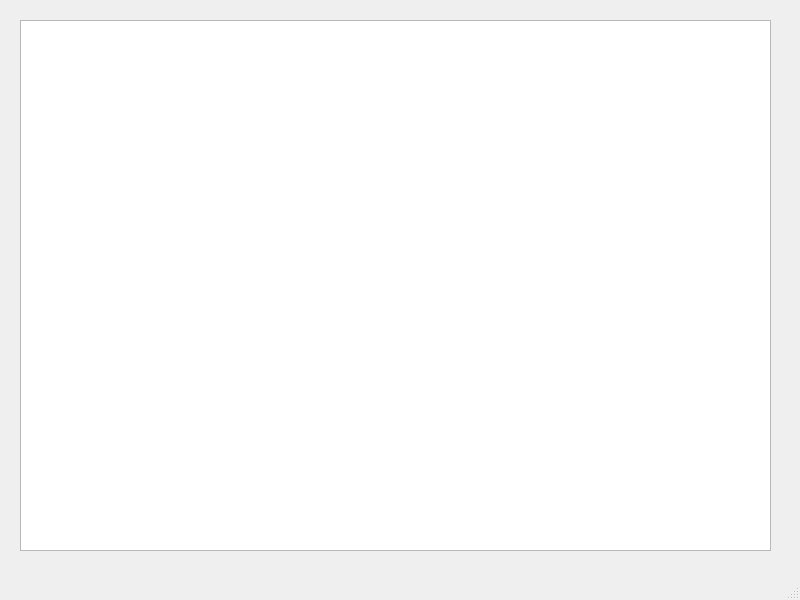
Above: Admin/graphresults.ui from Corne1401/StrucProject3 before the change. Below: the same form after it.
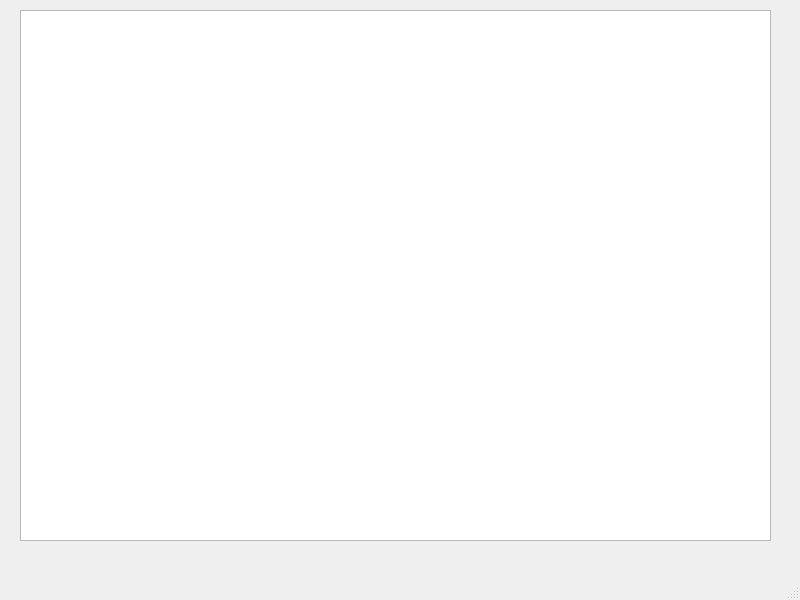
That is the form after the change.

```diff
--- a/Admin/graphresults.ui
+++ b/Admin/graphresults.ui
@@ -18,7 +18,7 @@
     <property name="geometry">
      <rect>
       <x>20</x>
-      <y>20</y>
+      <y>10</y>
       <width>751</width>
       <height>531</height>
      </rect>
```
Left out of the diff: 4 changed lines with no effect on the pictures.
